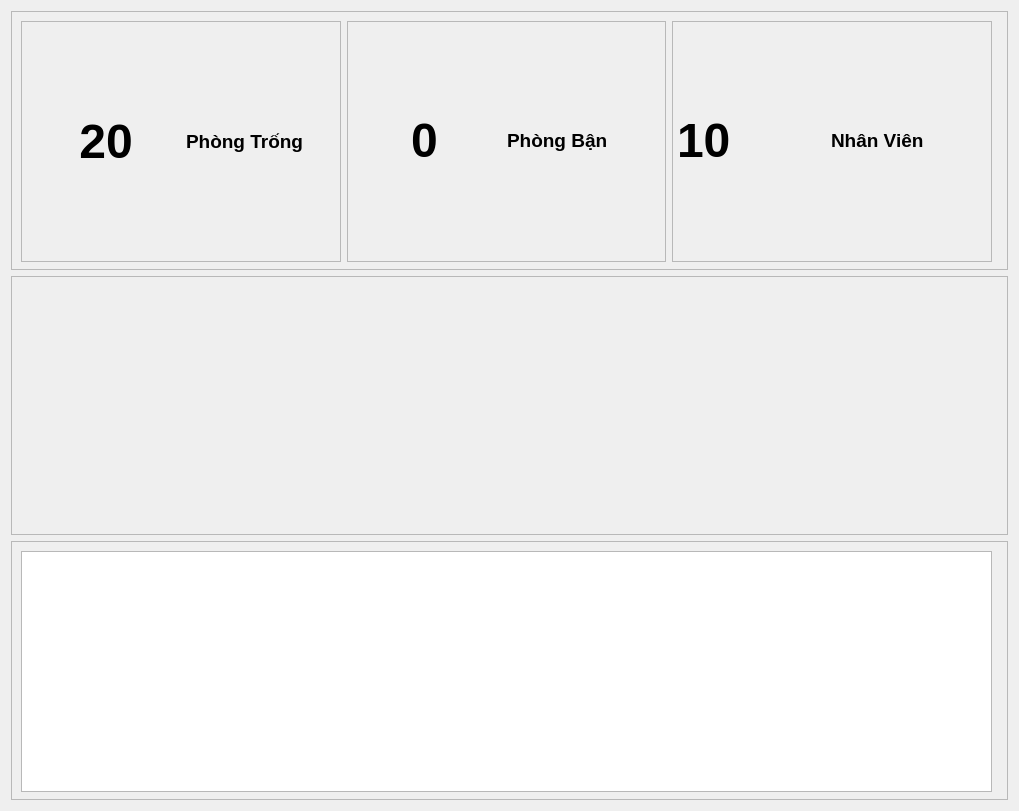
Above: view/statistics/overall_statistics_ui.ui from loimaxto/DoAnPython before the change. Below: the same form after it.
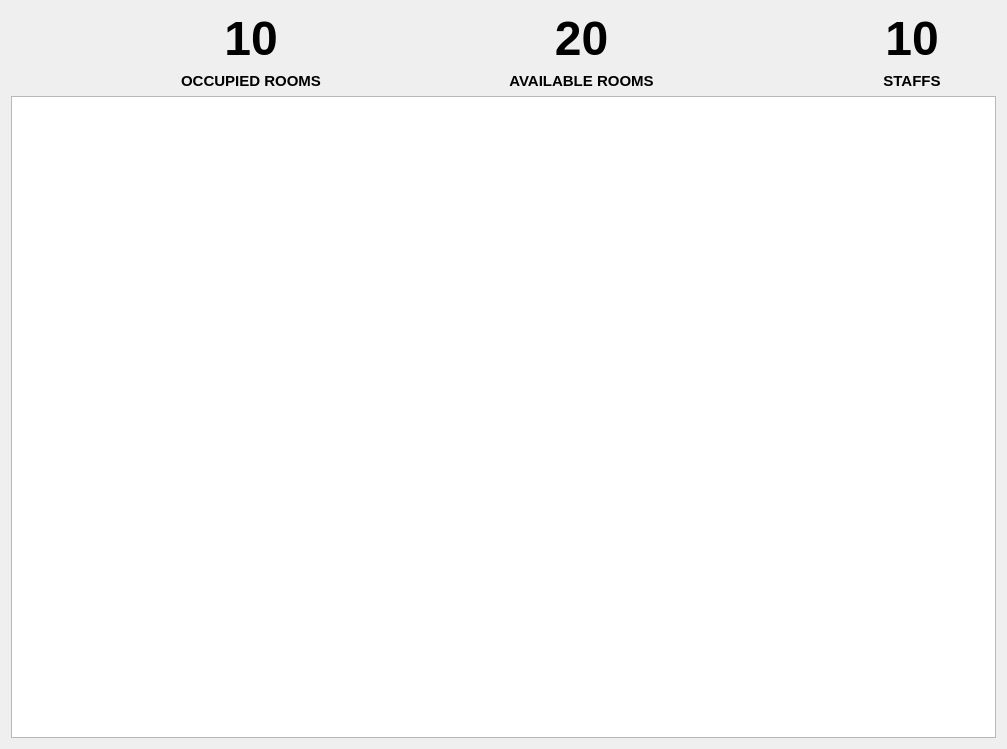
That is the form after the change. Icons and pictures are not drawn.

```diff
--- a/view/statistics/overall_statistics_ui.ui
+++ b/view/statistics/overall_statistics_ui.ui
@@ -6,116 +6,66 @@
    <rect>
     <x>0</x>
     <y>0</y>
-    <width>1019</width>
-    <height>811</height>
+    <width>1007</width>
+    <height>749</height>
    </rect>
   </property>
   <property name="windowTitle">
    <string>OverallStatistics</string>
   </property>
-  <layout class="QHBoxLayout" name="mainLayout">
+  <layout class="QVBoxLayout" name="verticalLayout_2">
    <item>
-    <layout class="QVBoxLayout" name="verticalLayout">
-     <item>
-      <widget class="QFrame" name="frame_2">
-       <property name="frameShape">
-        <enum>QFrame::StyledPanel</enum>
-       </property>
-       <property name="frameShadow">
-        <enum>QFrame::Raised</enum>
-       </property>
-       <widget class="QWidget" name="horizontalLayoutWidget">
-        <property name="geometry">
-         <rect>
-          <x>10</x>
-          <y>10</y>
-          <width>971</width>
-          <height>241</height>
-         </rect>
-        </property>
         <layout class="QHBoxLayout" name="horizontalLayout">
          <item>
-          <widget class="QFrame" name="frame_6">
-           <property name="frameShape">
-            <enum>QFrame::StyledPanel</enum>
-           </property>
-           <property name="frameShadow">
-            <enum>QFrame::Raised</enum>
-           </property>
-           <widget class="QWidget" name="horizontalLayoutWidget_2">
-            <property name="geometry">
-             <rect>
-              <x>11</x>
-              <y>10</y>
-              <width>301</width>
-              <height>221</height>
-             </rect>
-            </property>
             <layout class="QHBoxLayout" name="horizontalLayout_2">
              <item>
-              <widget class="QLabel" name="vailableRoom">
+        <widget class="QLabel" name="label">
+         <property name="maximumSize">
+          <size>
+           <width>150</width>
+           <height>150</height>
+          </size>
+         </property>
+         <property name="baseSize">
+          <size>
+           <width>0</width>
+           <height>0</height>
+          </size>
+         </property>
                <property name="font">
                 <font>
-                 <pointsize>36</pointsize>
+           <pointsize>22</pointsize>
                  <weight>75</weight>
                  <bold>true</bold>
                 </font>
                </property>
                <property name="text">
-                <string>20</string>
+          <string/>
+         </property>
+         <property name="pixmap">
+          <pixmap>../../image/occupied-icon-design-free-vector.jpg</pixmap>
+         </property>
+         <property name="scaledContents">
+          <bool>true</bool>
                </property>
                <property name="alignment">
                 <set>Qt::AlignCenter</set>
                </property>
               </widget>
              </item>
+       <item>
+        <layout class="QVBoxLayout" name="verticalLayout">
              <item>
               <widget class="QLabel" name="label_3">
                <property name="font">
                 <font>
-                 <pointsize>14</pointsize>
-                 <weight>75</weight>
-                 <bold>true</bold>
-                </font>
-               </property>
-               <property name="text">
-                <string>Phòng Trống</string>
-               </property>
-              </widget>
-             </item>
-            </layout>
-           </widget>
-          </widget>
-         </item>
-         <item>
-          <widget class="QFrame" name="frame_4">
-           <property name="frameShape">
-            <enum>QFrame::StyledPanel</enum>
-           </property>
-           <property name="frameShadow">
-            <enum>QFrame::Raised</enum>
-           </property>
-           <widget class="QWidget" name="horizontalLayoutWidget_3">
-            <property name="geometry">
-             <rect>
-              <x>1</x>
-              <y>9</y>
-              <width>311</width>
-              <height>221</height>
-             </rect>
-            </property>
-            <layout class="QHBoxLayout" name="horizontalLayout_3">
-             <item>
-              <widget class="QLabel" name="occupiedRoom">
-               <property name="font">
-                <font>
                  <pointsize>36</pointsize>
                  <weight>75</weight>
                  <bold>true</bold>
                 </font>
                </property>
                <property name="text">
-                <string>0</string>
+            <string>10</string>
                </property>
                <property name="alignment">
                 <set>Qt::AlignCenter</set>
@@ -123,119 +73,161 @@
               </widget>
              </item>
              <item>
-              <widget class="QLabel" name="label_5">
+          <widget class="QLabel" name="label_2">
                <property name="font">
                 <font>
-                 <pointsize>14</pointsize>
+             <pointsize>11</pointsize>
                  <weight>75</weight>
                  <bold>true</bold>
                 </font>
                </property>
                <property name="text">
-                <string>Phòng Bận</string>
-               </property>
+            <string>OCCUPIED ROOMS</string>
+           </property>
+           <property name="alignment">
+            <set>Qt::AlignCenter</set>
+           </property>
               </widget>
              </item>
             </layout>
-           </widget>
-          </widget>
+       </item>
+      </layout>
          </item>
          <item>
-          <widget class="QFrame" name="frame_5">
-           <property name="frameShape">
-            <enum>QFrame::StyledPanel</enum>
-           </property>
-           <property name="frameShadow">
-            <enum>QFrame::Raised</enum>
-           </property>
-           <widget class="QWidget" name="horizontalLayoutWidget_4">
-            <property name="geometry">
-             <rect>
-              <x>5</x>
-              <y>9</y>
-              <width>301</width>
-              <height>221</height>
-             </rect>
-            </property>
             <layout class="QHBoxLayout" name="horizontalLayout_4">
-             <item>
-              <widget class="QLabel" name="numberOfStaffs">
-               <property name="font">
-                <font>
-                 <pointsize>36</pointsize>
-                 <weight>75</weight>
-                 <bold>true</bold>
-                </font>
-               </property>
-               <property name="text">
-                <string>10</string>
-               </property>
-              </widget>
-             </item>
              <item>
               <widget class="QLabel" name="label_9">
+         <property name="maximumSize">
+          <size>
+           <width>150</width>
+           <height>150</height>
+          </size>
+         </property>
+         <property name="text">
+          <string/>
+         </property>
+         <property name="pixmap">
+          <pixmap>../../image/rooms-icon-free-vector.jpg</pixmap>
+         </property>
+         <property name="scaledContents">
+          <bool>true</bool>
+         </property>
+         <property name="alignment">
+          <set>Qt::AlignCenter</set>
+         </property>
+        </widget>
+       </item>
+       <item>
+        <layout class="QVBoxLayout" name="verticalLayout_4">
+         <item>
+          <widget class="QLabel" name="label_4">
                <property name="font">
                 <font>
-                 <pointsize>14</pointsize>
+             <pointsize>36</pointsize>
                  <weight>75</weight>
                  <bold>true</bold>
                 </font>
                </property>
                <property name="text">
-                <string>Nhân Viên</string>
-               </property>
-              </widget>
-             </item>
-            </layout>
-           </widget>
-          </widget>
+            <string>20</string>
+           </property>
+           <property name="alignment">
+            <set>Qt::AlignCenter</set>
+           </property>
+          </widget>
+         </item>
+         <item>
+          <widget class="QLabel" name="label_8">
+           <property name="font">
+            <font>
+             <pointsize>11</pointsize>
+             <weight>75</weight>
+             <bold>true</bold>
+            </font>
+           </property>
+           <property name="text">
+            <string>AVAILABLE ROOMS</string>
+           </property>
+           <property name="alignment">
+            <set>Qt::AlignCenter</set>
+           </property>
+          </widget>
          </item>
         </layout>
-       </widget>
-      </widget>
+       </item>
+      </layout>
+     </item>
+     <item>
+      <layout class="QHBoxLayout" name="horizontalLayout_3">
+       <item>
+        <widget class="QLabel" name="label_5">
+         <property name="maximumSize">
+          <size>
+           <width>150</width>
+           <height>150</height>
+          </size>
+         </property>
+         <property name="text">
+          <string/>
+         </property>
+         <property name="pixmap">
+          <pixmap>../../image/staff-icon-design-free-vector.jpg</pixmap>
+         </property>
+         <property name="scaledContents">
+          <bool>true</bool>
+         </property>
+         <property name="alignment">
+          <set>Qt::AlignCenter</set>
+         </property>
+        </widget>
      </item>
      <item>
-      <widget class="QFrame" name="frame_3">
-       <property name="frameShape">
-        <enum>QFrame::StyledPanel</enum>
-       </property>
-       <property name="frameShadow">
-        <enum>QFrame::Raised</enum>
-       </property>
-       <widget class="QWidget" name="verticalLayoutWidget_2">
-        <property name="geometry">
-         <rect>
-          <x>10</x>
-          <y>10</y>
-          <width>971</width>
-          <height>241</height>
-         </rect>
-        </property>
-        <layout class="QVBoxLayout" name="screen"/>
-       </widget>
-      </widget>
+        <layout class="QVBoxLayout" name="verticalLayout_3">
+         <item>
+          <widget class="QLabel" name="label_7">
+           <property name="font">
+            <font>
+             <pointsize>36</pointsize>
+             <weight>75</weight>
+             <bold>true</bold>
+            </font>
+           </property>
+           <property name="text">
+            <string>10</string>
+           </property>
+           <property name="alignment">
+            <set>Qt::AlignCenter</set>
+           </property>
+          </widget>
      </item>
      <item>
-      <widget class="QFrame" name="frame">
-       <property name="frameShape">
-        <enum>QFrame::StyledPanel</enum>
-       </property>
-       <property name="frameShadow">
-        <enum>QFrame::Raised</enum>
-       </property>
-       <widget class="QTableView" name="overViewStatisTable">
-        <property name="geometry">
-         <rect>
-          <x>10</x>
-          <y>10</y>
-          <width>971</width>
-          <height>241</height>
-         </rect>
-        </property>
-       </widget>
-      </widget>
-     </item>
-    </layout>
+          <widget class="QLabel" name="label_6">
+           <property name="font">
+            <font>
+             <pointsize>11</pointsize>
+             <weight>75</weight>
+             <bold>true</bold>
+            </font>
+           </property>
+           <property name="text">
+            <string>STAFFS</string>
+           </property>
+           <property name="alignment">
+            <set>Qt::AlignCenter</set>
+           </property>
+          </widget>
+         </item>
+        </layout>
+       </item>
+      </layout>
+     </item>
+    </layout>
+   </item>
+   <item>
+    <layout class="QVBoxLayout" name="verticalLayout_5"/>
+   </item>
+   <item>
+    <widget class="QTableView" name="tableView"/>
    </item>
   </layout>
  </widget>
```
Lines whose indentation alone changed are shown as unchanged.
